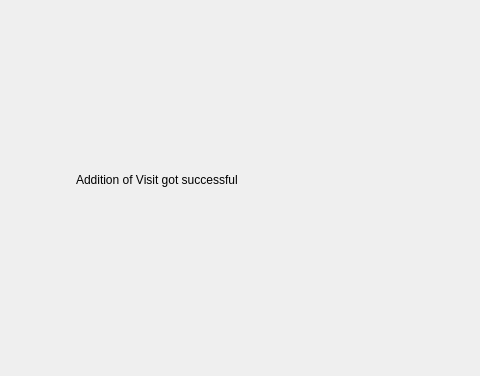
This is medsee.ui in DigvijaySriSaiBodicherla/MedSeeUI as Qt 5 draws it before an edit; both pictures show x 0 to 480 and y 0 to 376 of the 800 by 600 pixel window. The edited form follows.
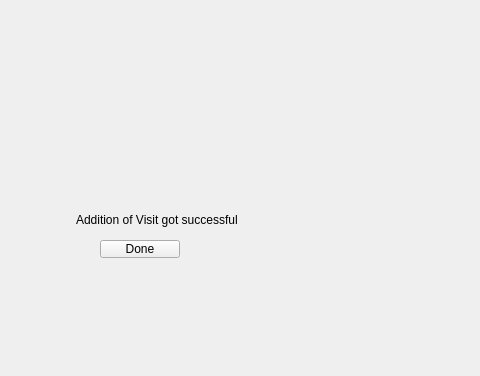
This is the edited form. The open tabs and pages were chosen to show the change.

Patch:
```diff
--- a/medsee.ui
+++ b/medsee.ui
@@ -17,7 +17,7 @@
    <property name="geometry">
     <rect>
      <x>0</x>
-     <y>10</y>
+     <y>50</y>
      <width>791</width>
      <height>621</height>
     </rect>
@@ -558,6 +558,19 @@
         <string>Addition of Visit got successful</string>
        </property>
       </widget>
+      <widget class="QPushButton" name="addingVisitSuccessfulPageDoneButton">
+       <property name="geometry">
+        <rect>
+         <x>100</x>
+         <y>180</y>
+         <width>80</width>
+         <height>18</height>
+        </rect>
+       </property>
+       <property name="text">
+        <string>Done</string>
+       </property>
+      </widget>
      </widget>
     </widget>
    </widget>
```
Left out of the diff: 127 changed lines with no effect on the pictures. Lines whose indentation alone changed are shown as unchanged.
